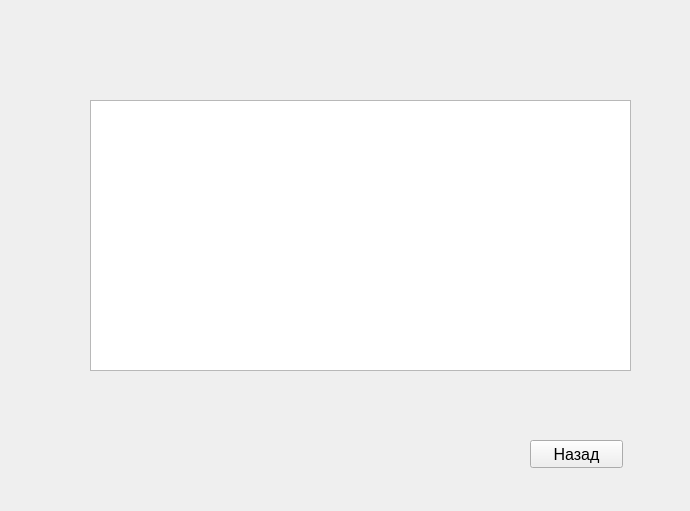
This is items.ui in Tinddd28/client-server-model-client- as Qt 5 draws it before an edit. The edited form follows.
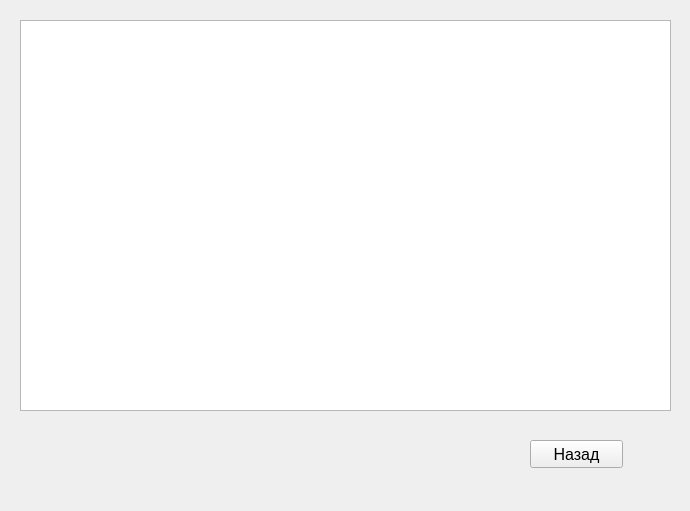
This is the edited form.

Diff of the .ui file:
```diff
--- a/items.ui
+++ b/items.ui
@@ -16,10 +16,10 @@
   <widget class="QTableWidget" name="tableWidget">
    <property name="geometry">
     <rect>
-     <x>90</x>
-     <y>100</y>
-     <width>541</width>
-     <height>271</height>
+     <x>20</x>
+     <y>20</y>
+     <width>651</width>
+     <height>391</height>
     </rect>
    </property>
   </widget>
```
